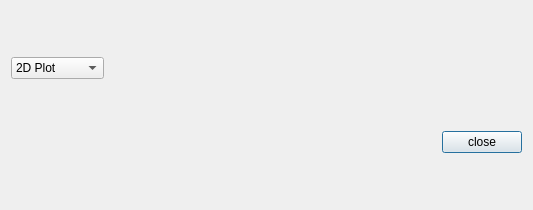
This is src/GuiQt/ChartingDialog.ui in Washington-University/workbench as Qt 5 draws it before an edit. The edited form follows.
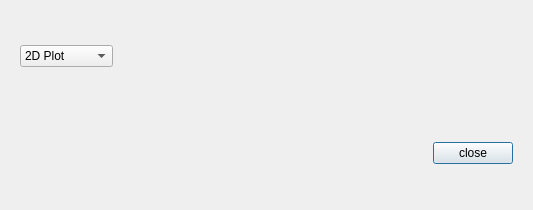
This is the edited form.

Commit message: Charting dialog can now hide it's toolbar and toolbox.  Charting dialog resizes to fit matrix.

```diff
--- a/src/GuiQt/ChartingDialog.ui
+++ b/src/GuiQt/ChartingDialog.ui
@@ -15,6 +15,10 @@
   </property>
   <layout class="QVBoxLayout" name="verticalLayout">
    <item>
+    <widget class="QWidget" name="toolBarWidget" native="true">
+     <property name="enabled">
+      <bool>true</bool>
+     </property>
     <layout class="QHBoxLayout" name="horizontalLayout_2">
      <item>
       <widget class="QComboBox" name="comboBox">
@@ -44,8 +48,10 @@
       </spacer>
      </item>
     </layout>
+    </widget>
    </item>
    <item>
+    <widget class="QWidget" name="toolBoxWidget" native="true">
     <layout class="QHBoxLayout" name="horizontalLayout">
      <item>
       <spacer name="horizontalSpacer">
@@ -68,6 +74,7 @@
       </widget>
      </item>
     </layout>
+    </widget>
    </item>
   </layout>
  </widget>
```
Left out of the diff: 3 changed lines with no effect on the pictures. Lines whose indentation alone changed are shown as unchanged. The commit also changes 7 other files.
